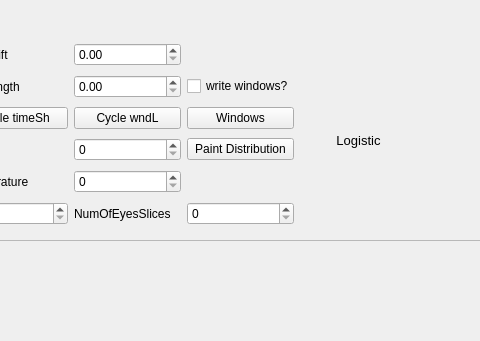
Old version of the form cut.ui in the repository ArtfulVampire/SecondGUIrepo; both pictures show x 502 to 982 and y 0 to 341 of the 1079 by 770 pixel window.
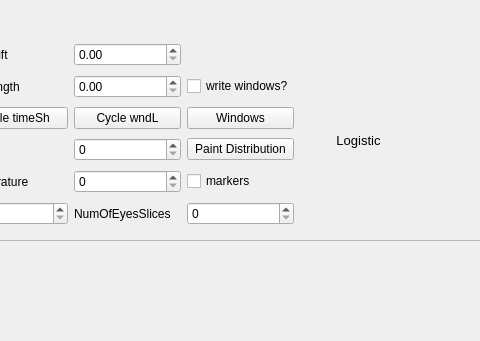
New version of the form.

```diff
--- a/cut.ui
+++ b/cut.ui
@@ -219,6 +219,13 @@
       </property>
      </widget>
     </item>
+    <item row="4" column="6">
+     <widget class="QCheckBox" name="markersCheckBox">
+      <property name="text">
+       <string>markers</string>
+      </property>
+     </widget>
+    </item>
    </layout>
   </widget>
   <widget class="QLabel" name="picLabel">
```
